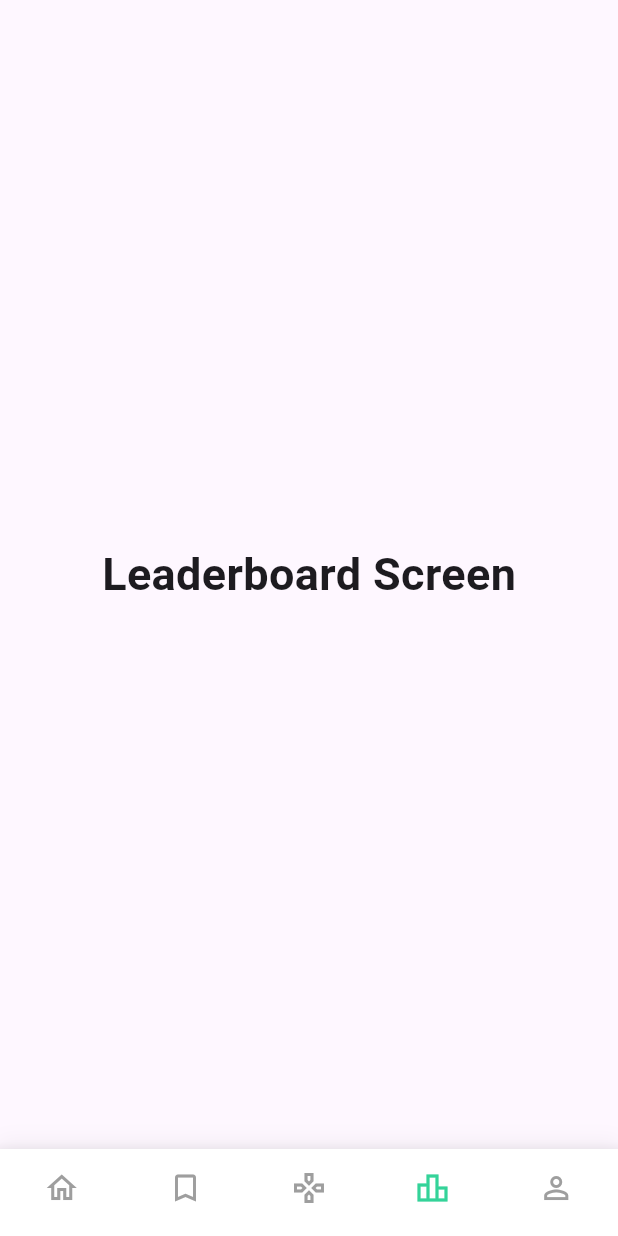
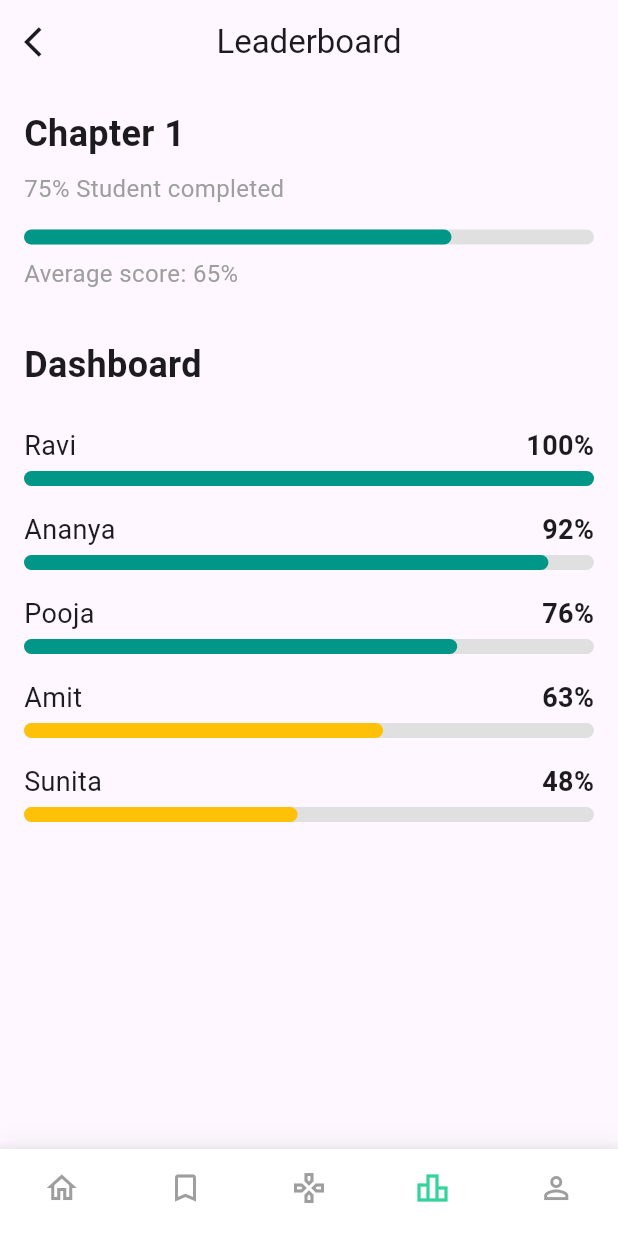
Before and after one commit to jeganramesh/quiz_sphere, a Flutter app: the screen it shows after launch, item 4 of the bottom bar chosen, on a phone screen of 412 x 824 dp. Run offline on Flutter 3.47's test engine with Material 3 defaults, Android fonts, the phone set to English and light mode, and no system bars.

Commit message:
here created and updated the leaderboard screen, profile screen

```diff
--- a/lib/app_shell.dart
+++ b/lib/app_shell.dart
@@ -1,6 +1,8 @@
 import 'package:flutter/material.dart';
 import 'home_screen.dart'; // Import the home screen
 import 'chat_screen.dart'; // Import the chat screen
+import 'profile_screen.dart'; // Import the profile screen
+import 'leaderboard_screen.dart'; // Import the leaderboard screen
 
 class AppShell extends StatefulWidget {
   const AppShell({super.key});
@@ -20,14 +22,8 @@ class _AppShellState extends State<AppShell> {
       'Play Screen',
       style: TextStyle(fontSize: 30, fontWeight: FontWeight.bold),
     ), // Placeholder for Play
-    const Text(
-      'Leaderboard Screen',
-      style: TextStyle(fontSize: 30, fontWeight: FontWeight.bold),
-    ), // Placeholder for Leaderboard
-    const Text(
-      'Profile Screen',
-      style: TextStyle(fontSize: 30, fontWeight: FontWeight.bold),
-    ), // Placeholder for Profile
+    const LeaderboardScreen(), // Leaderboard Screen
+    const ProfileScreen(), // Profile Screen
   ];
 
   void _onItemTapped(int index) {
--- /dev/null
+++ b/lib/leaderboard_screen.dart
@@ -0,0 +1,101 @@
+import 'package:flutter/material.dart';
+
+class LeaderboardScreen extends StatelessWidget {
+  const LeaderboardScreen({super.key});
+
+  @override
+  Widget build(BuildContext context) {
+    return Scaffold(
+      appBar: AppBar(
+        leading: IconButton(
+          icon: const Icon(Icons.arrow_back_ios),
+          onPressed: () {
+            Navigator.pop(context);
+          },
+        ),
+        title: const Text('Leaderboard'),
+        centerTitle: true,
+      ),
+      body: SingleChildScrollView(
+        padding: const EdgeInsets.all(16.0),
+        child: Column(
+          crossAxisAlignment: CrossAxisAlignment.start,
+          children: [
+            // Chapter 1 Progress
+            const Text(
+              'Chapter 1',
+              style: TextStyle(fontSize: 24, fontWeight: FontWeight.bold),
+            ),
+            const SizedBox(height: 8),
+            const Text(
+              '75% Student completed',
+              style: TextStyle(fontSize: 16, color: Colors.grey),
+            ),
+            const SizedBox(height: 16),
+            LinearProgressIndicator(
+              value: 0.75,
+              backgroundColor: Colors.grey[300],
+              valueColor: const AlwaysStoppedAnimation<Color>(Colors.teal),
+              minHeight: 10,
+              borderRadius: BorderRadius.circular(5),
+            ),
+            const SizedBox(height: 8),
+            const Text(
+              'Average score: 65%',
+              style: TextStyle(fontSize: 16, color: Colors.grey),
+            ),
+            const SizedBox(height: 32),
+
+            // Dashboard
+            const Text(
+              'Dashboard',
+              style: TextStyle(fontSize: 24, fontWeight: FontWeight.bold),
+            ),
+            const SizedBox(height: 16),
+
+            // Leaderboard entries
+            _buildLeaderboardEntry('Ravi', 100, Colors.teal),
+            _buildLeaderboardEntry('Ananya', 92, Colors.teal),
+            _buildLeaderboardEntry('Pooja', 76, Colors.teal),
+            _buildLeaderboardEntry('Amit', 63, Colors.amber),
+            _buildLeaderboardEntry('Sunita', 48, Colors.amber),
+            const SizedBox(height: 50), // Space for the floating brain icon
+          ],
+        ),
+      ),
+      // The navigation bar will be handled by the AppShell, so no need to define it here.
+    );
+  }
+
+  Widget _buildLeaderboardEntry(String name, int score, Color color) {
+    return Padding(
+      padding: const EdgeInsets.symmetric(vertical: 8.0),
+      child: Column(
+        crossAxisAlignment: CrossAxisAlignment.start,
+        children: [
+          Row(
+            mainAxisAlignment: MainAxisAlignment.spaceBetween,
+            children: [
+              Text(name, style: const TextStyle(fontSize: 18)),
+              Text(
+                '$score%',
+                style: const TextStyle(
+                  fontSize: 18,
+                  fontWeight: FontWeight.bold,
+                ),
+              ),
+            ],
+          ),
+          const SizedBox(height: 4),
+          LinearProgressIndicator(
+            value: score / 100,
+            backgroundColor: Colors.grey[300],
+            valueColor: AlwaysStoppedAnimation<Color>(color),
+            minHeight: 10,
+            borderRadius: BorderRadius.circular(5),
+          ),
+        ],
+      ),
+    );
+  }
+}
```
Also changed, not shown: lib/profile_screen.dart (added, +125 -0 lines), 1 other file.
